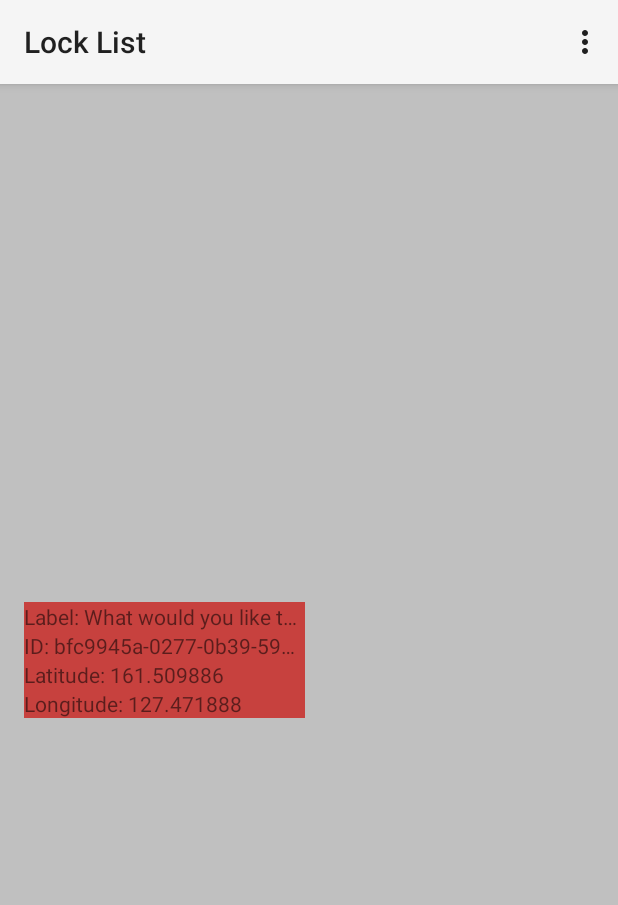
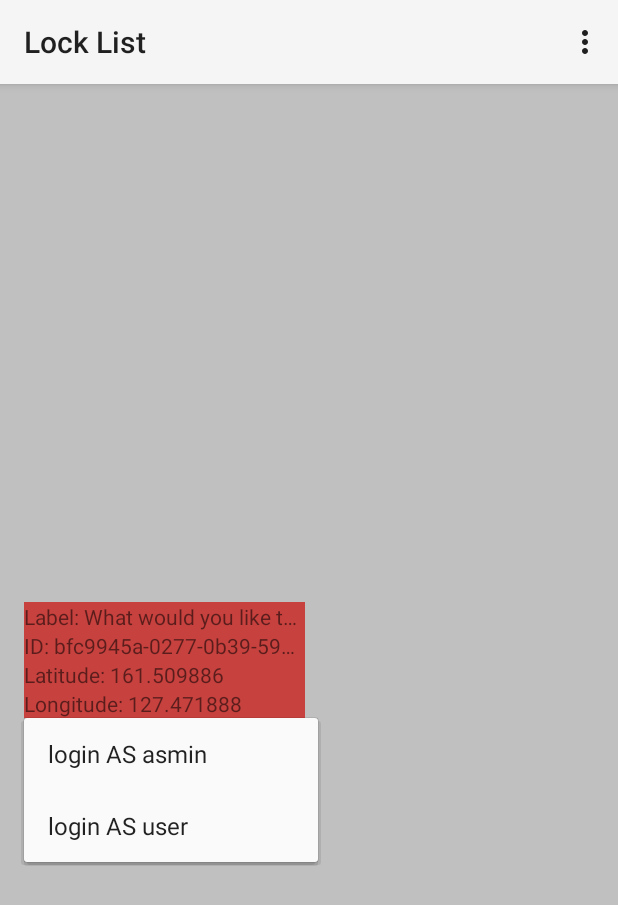
Before and after one commit to jrg94/EECS398, an Android app: the LockListScreen screen opened directly, with no data from a screen before it, after a tap on an icon or button, on a phone screen of 412 x 824 dp. Shown: the top 905 px of the screen. Run offline under Robolectric (Android 15) with nearby library versions, the phone set to English and light mode, and no system bars; 1 statement that could not run was skipped.

Commit message:
Added a popup menu
Has quite a few kinks. Looking to get it to pop up centered

```diff
--- a/EECS398_UI/app/src/main/java/com/example/christen/eecs398_ui/LockListScreen.java
+++ b/EECS398_UI/app/src/main/java/com/example/christen/eecs398_ui/LockListScreen.java
@@ -35,6 +35,7 @@ import android.widget.AdapterView;
 import android.widget.GridView;
 import android.widget.LinearLayout;
 import android.widget.ListView;
+import android.widget.PopupMenu;
 import android.widget.TextView;
 import android.widget.Toast;
 
@@ -187,6 +188,7 @@ public class LockListScreen extends Activity {
                 SmartLock temp = (SmartLock)parent.getItemAtPosition(position);
                 temp.setLocation(new GPSLocation(Math.random() * 180, Math.random() * 180));
                 parent.getAdapter().getView(position, view, parent);
+                showPopUp(mLockView);
                //lockManager.localSave(this);
             }
         });
@@ -214,6 +216,19 @@ public class LockListScreen extends Activity {
 
         // Initialize the buffer for outgoing messages
         mOutStringBuffer = new StringBuffer("");
+    }
+
+    public void showPopUp(View view) {
+        PopupMenu popupMenu = new PopupMenu(this, view);
+        MenuInflater menuInflater = popupMenu.getMenuInflater();
+        popupMenu.setOnMenuItemClickListener(new PopupMenu.OnMenuItemClickListener() {
+            @Override
+            public boolean onMenuItemClick(MenuItem item) {
+                return false;
+            }
+        });
+        menuInflater.inflate(R.menu.lock_menu, popupMenu.getMenu());
+        popupMenu.show();
     }
 
     @Override
--- /dev/null
+++ b/EECS398_UI/app/src/main/res/menu/lock_menu.xml
@@ -0,0 +1,5 @@
+<?xml version="1.0" encoding="utf-8"?>
+<menu xmlns:android="http://schemas.android.com/apk/res/android">
+    <item android:id="@+id/id_admin" android:title="login AS asmin"></item>
+    <item android:id="@+id/id_user" android:title="login AS user"></item>
+</menu>
```
